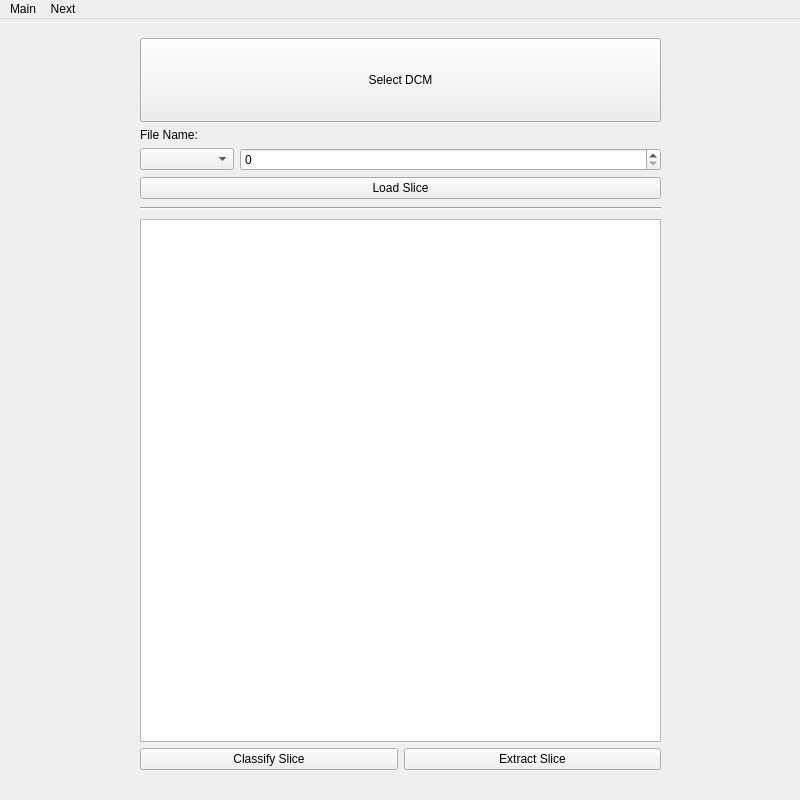
Above: form.ui from TheBugAssassin/Mammographer-Dashboard before the change. Below: the same form after it.
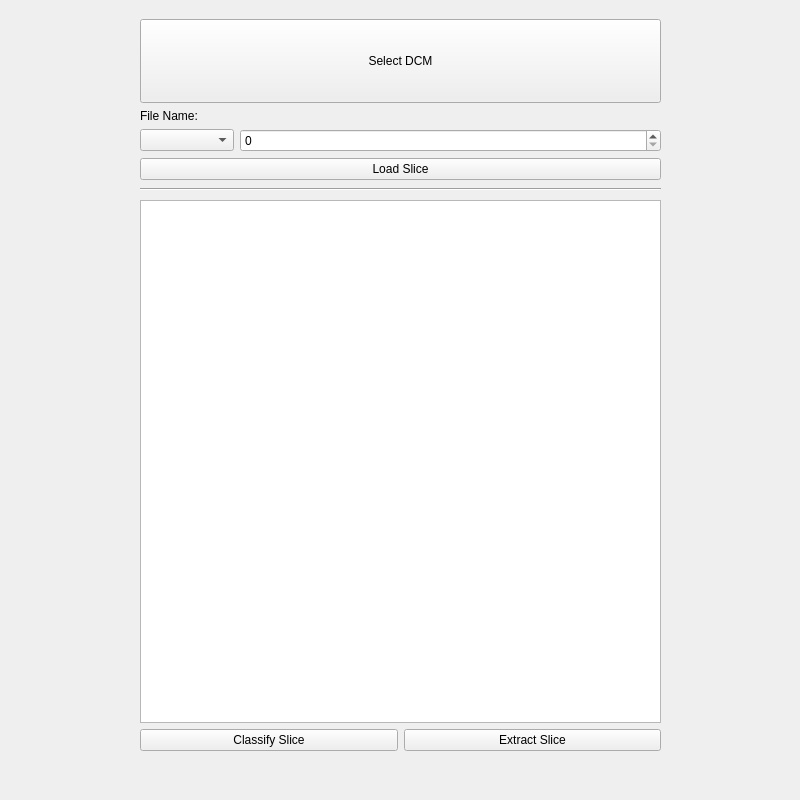
That is the form after the change.

What changed in the file:
```diff
--- a/form.ui
+++ b/form.ui
@@ -174,18 +174,6 @@
      <height>21</height>
     </rect>
    </property>
-   <widget class="QMenu" name="menuMain">
-    <property name="title">
-     <string>Main</string>
-    </property>
-   </widget>
-   <widget class="QMenu" name="menuNext">
-    <property name="title">
-     <string>Next</string>
-    </property>
-   </widget>
-   <addaction name="menuMain"/>
-   <addaction name="menuNext"/>
   </widget>
  </widget>
  <resources/>
```
